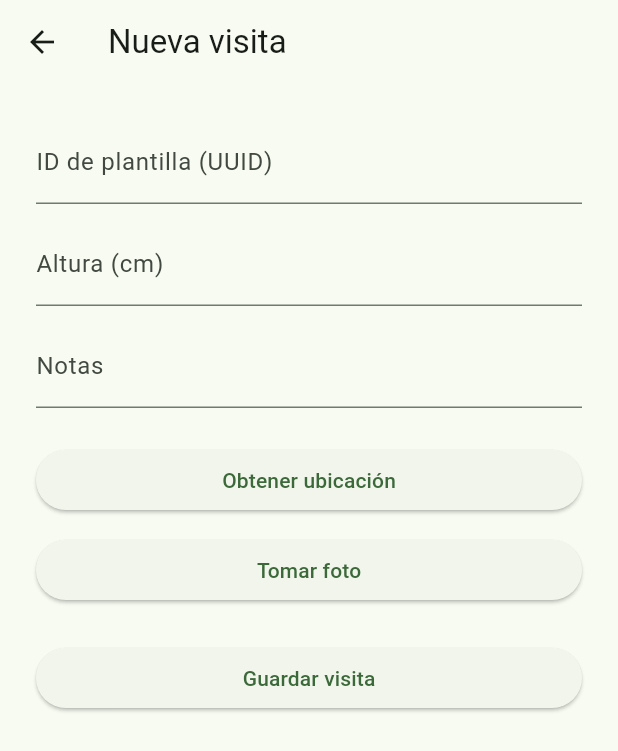
After one commit to PMAPP-Org/Seguimiento_Proyectos, a Flutter app: the CaptureScreen screen opened directly, after a tap on "Guardar visita", on a phone screen of 412 x 824 dp. The commit adds this screen. Shown: the top 751 px of the screen. Run offline on Flutter 3.47's test engine with Material 3 defaults, Android fonts, the phone set to English and light mode, and no system bars; our stand-ins replace dio, drift, flutter_riverpod, flutter_secure_storage, freezed_annotation, geolocator and 1 more; accounts and stored records are empty; generated files the repository leaves out were written again.

Commit message:
app: add the fixed-form capture screen with GPS and one photo
Adds CaptureScreen (fixed altura_cm/notas form, not the deferred dynamic
renderer), LocationSource/PhotoCapture interfaces with real geolocator/
image_picker implementations, and AttachmentQueueRepository to persist
one photo per visit into the existing outbox/attachment-queue plumbing.
Wires a "Nueva visita" button into HomeScreen.

```diff
--- a/app/lib/core/app_dependencies.dart
+++ b/app/lib/core/app_dependencies.dart
@@ -17,12 +17,16 @@ import 'package:path_provider/path_provider.dart';
 
 import 'auth/auth_controller.dart';
 import 'auth/token_store.dart';
+import 'capture/photo_capture.dart';
 import 'constants.dart';
 import 'device/device_id_store.dart';
+import 'location/location_source.dart';
+import '../data/capture/image_picker_photo_capture.dart';
 import '../data/http/api_client.dart';
 import '../data/http/auth_interceptor.dart';
 import '../data/local/database.dart';
 import '../data/local/encryption_key_store.dart';
+import '../data/location/geolocator_location_source.dart';
 
 class AppDependencies {
   AppDependencies({
@@ -30,12 +34,17 @@ class AppDependencies {
     required this.dio,
     required this.authController,
     required this.deviceId,
-  });
+    LocationSource? locationSource,
+    PhotoCapture? photoCapture,
+  }) : locationSource = locationSource ?? const GeolocatorLocationSource(),
+       photoCapture = photoCapture ?? ImagePickerPhotoCapture();
 
   final AppDatabase database;
   final Dio dio;
   final AuthController authController;
   final String deviceId;
+  final LocationSource locationSource;
+  final PhotoCapture photoCapture;
 
   static Future<AppDependencies> bootstrap() async {
     const secureStorage = FlutterSecureStorage();
--- /dev/null
+++ b/app/lib/core/capture/photo_capture.dart
@@ -0,0 +1,26 @@
+// `PhotoCapture` — la mitad de cámara que `CaptureScreen` necesita (Tarea 6
+// del plan de despliegue del demo). `sha256` se calcula aquí, en el
+// dispositivo, porque es lo que el contrato de adjuntos exige como
+// identidad del contenido (`attachments/schemas.py::Sha256Path`,
+// `Blob.sha256` en el servidor) — la Tarea 7 lo usa tal cual en
+// `presign`/`commit`, nunca lo recalcula.
+import 'dart:io';
+
+class CapturedPhoto {
+  const CapturedPhoto({
+    required this.file,
+    required this.sha256,
+    required this.sizeBytes,
+    required this.mime,
+  });
+
+  final File file;
+  final String sha256;
+  final int sizeBytes;
+  final String mime;
+}
+
+abstract class PhotoCapture {
+  /// `null` si el usuario cancela la captura.
+  Future<CapturedPhoto?> takePhoto();
+}
--- /dev/null
+++ b/app/lib/core/location/location_source.dart
@@ -0,0 +1,25 @@
+// `LocationSource` — la mitad de GPS que `CaptureScreen` necesita (Tarea 6
+// del plan de despliegue del demo). Interfaz + implementación real
+// separadas, mismo patrón que `AuthTransport`/`SyncTransport`: los tests de
+// `CaptureScreen` usan un fake, sin permisos de plataforma reales.
+class LocationFix {
+  const LocationFix({
+    required this.lat,
+    required this.lon,
+    required this.accuracyM,
+    this.altitudeM,
+  });
+
+  final double lat;
+  final double lon;
+  final double accuracyM;
+  final double? altitudeM;
+}
+
+abstract class LocationSource {
+  /// `null` si el usuario niega el permiso o el servicio de ubicación del
+  /// sistema está apagado — `CaptureScreen` debe seguir permitiendo guardar
+  /// la visita sin ubicación (`Visit.lat`/`lon` son opcionales en el
+  /// contrato, `core/models/visit.py`).
+  Future<LocationFix?> getCurrentFix();
+}
--- /dev/null
+++ b/app/lib/features/capture/capture_screen.dart
@@ -0,0 +1,199 @@
+// Pantalla de captura — Tarea 6 del plan de despliegue del demo. Formulario
+// FIJO (altura_cm + notas, no el renderer dinámico de JSON Schema del Paso
+// 21, diferido), GPS y una foto, persistidos en una sola transacción local
+// vía `SyncEngine.enqueueVisitOp` (Paso 12) + `AttachmentQueueRepository`
+// (Step 6 de esta tarea). No sincroniza nada por red — eso es la Tarea 7.
+//
+// `template_version_id` se pega a mano (Decisión de diseño 7 del plan): el
+// renderer dinámico y el flujo de asignación de plantillas están fuera de
+// alcance; el operador del demo siembra una `FormTemplateVersion` vía Django
+// Admin antes de la prueba y pega aquí su UUID.
+import 'dart:convert';
+
+import 'package:drift/drift.dart' show Value;
+import 'package:flutter/material.dart';
+import 'package:flutter_riverpod/flutter_riverpod.dart';
+import 'package:uuid/uuid.dart';
+
+import '../../core/auth/auth_state.dart';
+import '../../core/capture/photo_capture.dart';
+import '../../core/location/location_source.dart';
+import '../../core/providers.dart';
+import '../../data/local/attachment_queue_repository.dart';
+import '../../data/local/database.dart';
+
+class CaptureScreen extends ConsumerStatefulWidget {
+  const CaptureScreen({super.key});
+
+  @override
+  ConsumerState<CaptureScreen> createState() => _CaptureScreenState();
+}
+
+class _CaptureScreenState extends ConsumerState<CaptureScreen> {
+  final _templateController = TextEditingController();
+  final _alturaController = TextEditingController();
+  final _notasController = TextEditingController();
+
+  LocationFix? _fix;
+  CapturedPhoto? _photo;
+  bool _isSaving = false;
+
+  @override
+  void dispose() {
+    _templateController.dispose();
+    _alturaController.dispose();
+    _notasController.dispose();
+    super.dispose();
+  }
+
+  Future<void> _getLocation() async {
+    final dependencies = ref.read(appDependenciesProvider);
+    final fix = await dependencies.locationSource.getCurrentFix();
+    if (!mounted) return;
+    setState(() => _fix = fix);
+  }
+
+  Future<void> _takePhoto() async {
+    final dependencies = ref.read(appDependenciesProvider);
+    final photo = await dependencies.photoCapture.takePhoto();
+    if (!mounted) return;
+    setState(() => _photo = photo);
+  }
+
+  Future<void> _save() async {
+    final dependencies = ref.read(appDependenciesProvider);
+    final authState = dependencies.authController.state;
+    if (authState is! Authenticated) return;
+
+    setState(() => _isSaving = true);
+
+    final visitId = const Uuid().v7();
+    final now = DateTime.now().toUtc();
+    final capturedAt = now.toIso8601String();
+    final answers = <String, dynamic>{
+      'altura_cm': int.tryParse(_alturaController.text) ?? 0,
+      'notas': _notasController.text,
+    };
+
+    final payload = <String, dynamic>{
+      'id': visitId,
+      'template_version_id': _templateController.text,
+      'answers': answers,
+      'captured_at': capturedAt,
+      'device_id': dependencies.deviceId,
+      if (_fix != null) 'lat': _fix!.lat,
+      if (_fix != null) 'lon': _fix!.lon,
+      if (_fix != null) 'accuracy_m': _fix!.accuracyM,
+      if (_fix != null && _fix!.altitudeM != null) 'altitude_m': _fix!.altitudeM,
+    };
+
+    final visitCompanion = VisitsCompanion.insert(
+      id: visitId,
+      orgId: authState.user.orgId,
+      // `INITIAL_VERSION` del servidor (`core/models/base.py`) es 1: el
+      // cliente crea la fila local con la misma convención, aunque el
+      // servidor es quien fija el valor autoritativo tras el push.
+      version: 1,
+      changeSeq: const Value(null),
+      deletedAt: const Value(null),
+      templateVersionId: _templateController.text,
+      answersJson: jsonEncode(answers),
+      lat: Value(_fix?.lat),
+      lon: Value(_fix?.lon),
+      accuracyM: Value(_fix?.accuracyM),
+      altitudeM: Value(_fix?.altitudeM),
+      capturedAt: now,
+      deviceId: dependencies.deviceId,
+      createdBy: authState.user.id,
+    );
+
+    // `SyncEngine` no forma parte de `AppDependencies` todavía (lo añade la
+    // Tarea 7) — esta tarea solo necesita `AppDatabase.saveVisitWithOutboxOp`
+    // directamente, con la misma forma de `OutboxOpsCompanion` que
+    // `SyncEngine.enqueueVisitOp` construye (`core/sync/sync_engine.dart`).
+    await dependencies.database.saveVisitWithOutboxOp(
+      visit: visitCompanion,
+      outboxOp: OutboxOpsCompanion.insert(
+        opUuid: const Uuid().v7(),
+        entity: 'visit',
+        entityId: visitId,
+        opType: 'create',
+        baseVersion: const Value(null),
+        payloadJson: jsonEncode(payload),
+        state: 'pending',
+        createdAt: now,
+      ),
+    );
+
+    final photo = _photo;
+    if (photo != null) {
+      await AttachmentQueueRepository(
+        dependencies.database,
+      ).enqueue(sha256: photo.sha256, localPath: photo.file.path, now: now);
+    }
+
+    if (!mounted) return;
+    setState(() => _isSaving = false);
+    ScaffoldMessenger.of(context).showSnackBar(const SnackBar(content: Text('Visita guardada.')));
+    Navigator.of(context).pop();
+  }
+
+  @override
+  Widget build(BuildContext context) {
+    return Scaffold(
+      appBar: AppBar(title: const Text('Nueva visita')),
+      body: SingleChildScrollView(
+        padding: const EdgeInsets.all(24),
+        child: Column(
+          crossAxisAlignment: CrossAxisAlignment.stretch,
+          children: [
+            TextField(
+              key: const Key('capture_template_field'),
+              controller: _templateController,
+              decoration: const InputDecoration(labelText: 'ID de plantilla (UUID)'),
+            ),
+            const SizedBox(height: 12),
+            TextField(
+              key: const Key('capture_altura_field'),
+              controller: _alturaController,
+              keyboardType: TextInputType.number,
+              decoration: const InputDecoration(labelText: 'Altura (cm)'),
+            ),
+            const SizedBox(height: 12),
+            TextField(
+              key: const Key('capture_notas_field'),
+              controller: _notasController,
+              decoration: const InputDecoration(labelText: 'Notas'),
+            ),
+            const SizedBox(height: 24),
+            ElevatedButton(
+              key: const Key('capture_get_location_button'),
+              onPressed: _getLocation,
+              child: const Text('Obtener ubicación'),
+            ),
+            if (_fix != null) Text('lat: ${_fix!.lat}, lon: ${_fix!.lon}'),
+            const SizedBox(height: 12),
+            ElevatedButton(
+              key: const Key('capture_take_photo_button'),
+              onPressed: _takePhoto,
+              child: const Text('Tomar foto'),
+            ),
+            if (_photo != null) Text('Foto: ${_photo!.file.path.split('/').last}'),
+            const SizedBox(height: 24),
+            ElevatedButton(
+              key: const Key('capture_save_button'),
+              onPressed: _isSaving ? null : _save,
+              child: _isSaving
+                  ? const SizedBox(
+                      width: 20,
+                      height: 20,
+                      child: CircularProgressIndicator(strokeWidth: 2),
+                    )
+                  : const Text('Guardar visita'),
+            ),
+          ],
+        ),
+      ),
+    );
+  }
+}
--- a/app/pubspec.yaml
+++ b/app/pubspec.yaml
@@ -44,6 +44,9 @@ dependencies:
   path_provider: ^2.1.6
   path: ^1.9.1
   meta: ^1.18.0
+  geolocator: ^14.0.2
+  image_picker: ^1.1.2
+  crypto: ^3.0.6
 
 dev_dependencies:
   flutter_test:
```
Also changed, not shown: app/lib/data/capture/image_picker_photo_capture.dart (added, +34 -0 lines), app/lib/data/local/attachment_queue_repository.dart (added, +32 -0 lines), app/lib/data/location/geolocator_location_source.dart (added, +38 -0 lines), app/lib/features/home/home_screen.dart (+19 -4 lines), app/pubspec.lock, 4 other files.
